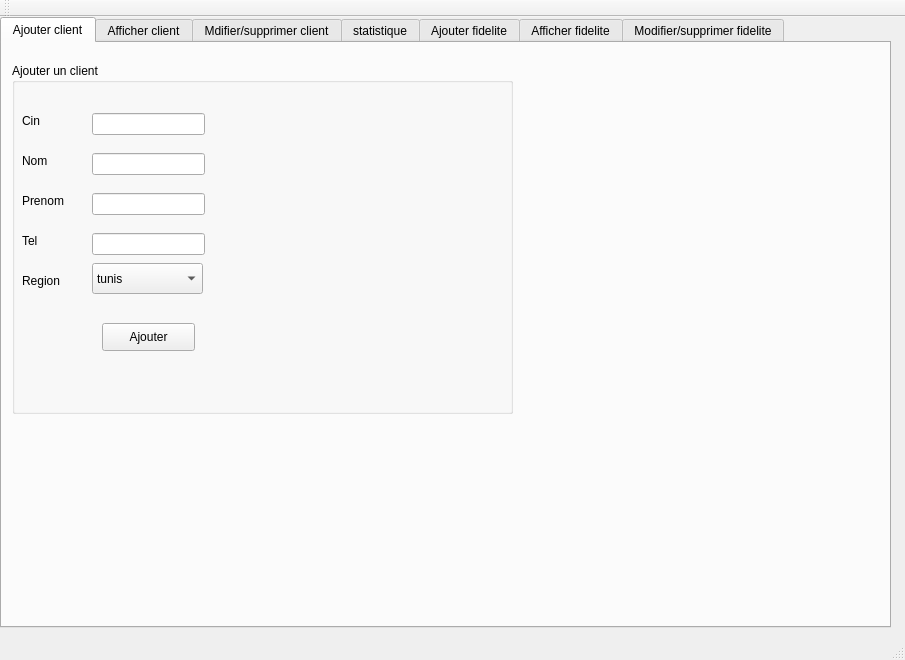
Before: the Qt Designer form mainwindow.ui in khaledg4g/print-office-c-, drawn with Qt 5.
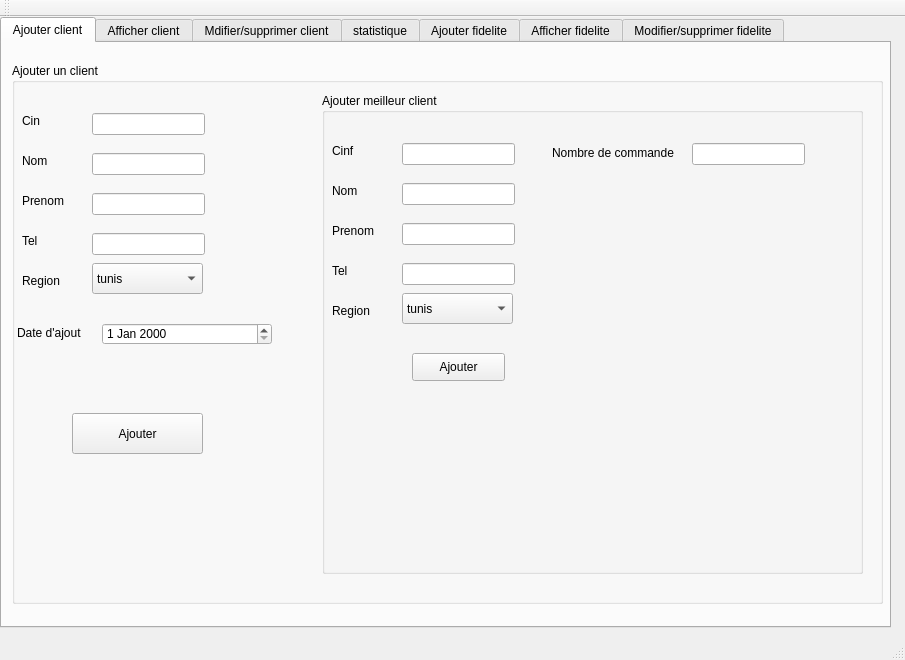
After: the same form once the commit is applied. The open tabs and pages were chosen to show the change.

```diff
--- a/mainwindow.ui
+++ b/mainwindow.ui
@@ -35,8 +35,8 @@
        <rect>
         <x>10</x>
         <y>20</y>
-        <width>501</width>
-        <height>351</height>
+        <width>871</width>
+        <height>541</height>
        </rect>
       </property>
       <property name="title">
@@ -117,10 +117,10 @@
       <widget class="QPushButton" name="pb_ajouter">
        <property name="geometry">
         <rect>
-         <x>90</x>
-         <y>260</y>
-         <width>93</width>
-         <height>28</height>
+         <x>60</x>
+         <y>350</y>
+         <width>131</width>
+         <height>41</height>
         </rect>
        </property>
        <property name="text">
@@ -193,6 +193,219 @@
         </property>
        </item>
       </widget>
+      <widget class="QDateEdit" name="date">
+       <property name="geometry">
+        <rect>
+         <x>90</x>
+         <y>260</y>
+         <width>170</width>
+         <height>22</height>
+        </rect>
+       </property>
+      </widget>
+      <widget class="QLabel" name="label_5">
+       <property name="geometry">
+        <rect>
+         <x>5</x>
+         <y>260</y>
+         <width>81</width>
+         <height>20</height>
+        </rect>
+       </property>
+       <property name="text">
+        <string>Date d'ajout</string>
+       </property>
+      </widget>
+      <widget class="QGroupBox" name="groupBox_10">
+       <property name="geometry">
+        <rect>
+         <x>310</x>
+         <y>30</y>
+         <width>541</width>
+         <height>481</height>
+        </rect>
+       </property>
+       <property name="title">
+        <string>Ajouter meilleur client</string>
+       </property>
+       <widget class="QLineEdit" name="le_cinf_3">
+        <property name="geometry">
+         <rect>
+          <x>80</x>
+          <y>50</y>
+          <width>113</width>
+          <height>22</height>
+         </rect>
+        </property>
+        <property name="text">
+         <string/>
+        </property>
+       </widget>
+       <widget class="QLineEdit" name="le_nomf_3">
+        <property name="geometry">
+         <rect>
+          <x>80</x>
+          <y>90</y>
+          <width>113</width>
+          <height>22</height>
+         </rect>
+        </property>
+       </widget>
+       <widget class="QLineEdit" name="le_prenomf_3">
+        <property name="geometry">
+         <rect>
+          <x>80</x>
+          <y>130</y>
+          <width>113</width>
+          <height>22</height>
+         </rect>
+        </property>
+       </widget>
+       <widget class="QLabel" name="label_26">
+        <property name="geometry">
+         <rect>
+          <x>10</x>
+          <y>50</y>
+          <width>56</width>
+          <height>16</height>
+         </rect>
+        </property>
+        <property name="text">
+         <string>Cinf</string>
+        </property>
+       </widget>
+       <widget class="QLabel" name="label_27">
+        <property name="geometry">
+         <rect>
+          <x>10</x>
+          <y>90</y>
+          <width>56</width>
+          <height>16</height>
+         </rect>
+        </property>
+        <property name="text">
+         <string>Nom</string>
+        </property>
+       </widget>
+       <widget class="QLabel" name="label_28">
+        <property name="geometry">
+         <rect>
+          <x>10</x>
+          <y>130</y>
+          <width>56</width>
+          <height>16</height>
+         </rect>
+        </property>
+        <property name="text">
+         <string>Prenom</string>
+        </property>
+       </widget>
+       <widget class="QPushButton" name="pb_ajouterf_2">
+        <property name="geometry">
+         <rect>
+          <x>90</x>
+          <y>260</y>
+          <width>93</width>
+          <height>28</height>
+         </rect>
+        </property>
+        <property name="text">
+         <string>Ajouter</string>
+        </property>
+       </widget>
+       <widget class="QLineEdit" name="le_telf_3">
+        <property name="geometry">
+         <rect>
+          <x>80</x>
+          <y>170</y>
+          <width>113</width>
+          <height>22</height>
+         </rect>
+        </property>
+       </widget>
+       <widget class="QLabel" name="label_29">
+        <property name="geometry">
+         <rect>
+          <x>10</x>
+          <y>170</y>
+          <width>56</width>
+          <height>16</height>
+         </rect>
+        </property>
+        <property name="text">
+         <string>Tel</string>
+        </property>
+       </widget>
+       <widget class="QLabel" name="label_30">
+        <property name="geometry">
+         <rect>
+          <x>10</x>
+          <y>210</y>
+          <width>56</width>
+          <height>16</height>
+         </rect>
+        </property>
+        <property name="text">
+         <string>Region</string>
+        </property>
+       </widget>
+       <widget class="QComboBox" name="le_regionf_3">
+        <property name="geometry">
+         <rect>
+          <x>80</x>
+          <y>200</y>
+          <width>111</width>
+          <height>31</height>
+         </rect>
+        </property>
+        <item>
+         <property name="text">
+          <string>tunis</string>
+         </property>
+        </item>
+        <item>
+         <property name="text">
+          <string>sousse</string>
+         </property>
+        </item>
+        <item>
+         <property name="text">
+          <string>nabeul</string>
+         </property>
+        </item>
+        <item>
+         <property name="text">
+          <string>sfax</string>
+         </property>
+        </item>
+       </widget>
+       <widget class="QLineEdit" name="le_nbcf_3">
+        <property name="geometry">
+         <rect>
+          <x>370</x>
+          <y>50</y>
+          <width>113</width>
+          <height>22</height>
+         </rect>
+        </property>
+        <property name="text">
+         <string/>
+        </property>
+       </widget>
+       <widget class="QLabel" name="label_31">
+        <property name="geometry">
+         <rect>
+          <x>230</x>
+          <y>50</y>
+          <width>131</width>
+          <height>20</height>
+         </rect>
+        </property>
+        <property name="text">
+         <string>Nombre de commande</string>
+        </property>
+       </widget>
+      </widget>
      </widget>
     </widget>
     <widget class="QWidget" name="tab_2">
@@ -536,108 +749,6 @@
         <height>261</height>
        </rect>
       </property>
-      <property name="title">
-       <string>Supprimer un client</string>
-      </property>
-      <widget class="QLabel" name="label_5">
-       <property name="geometry">
-        <rect>
-         <x>60</x>
-         <y>40</y>
-         <width>251</width>
-         <height>111</height>
-        </rect>
-       </property>
-       <property name="text">
-        <string>Voulez-vous vraiment supprimer cet client</string>
-       </property>
-      </widget>
-      <widget class="QPushButton" name="pushButton_5">
-       <property name="geometry">
-        <rect>
-         <x>100</x>
-         <y>120</y>
-         <width>61</width>
-         <height>31</height>
-        </rect>
-       </property>
-       <property name="text">
-        <string>Oui</string>
-       </property>
-      </widget>
-      <widget class="QPushButton" name="pushButton_6">
-       <property name="geometry">
-        <rect>
-         <x>170</x>
-         <y>120</y>
-         <width>61</width>
-         <height>31</height>
-        </rect>
-       </property>
-       <property name="text">
-        <string>Non</string>
-       </property>
-      </widget>
-     </widget>
-     <widget class="QTableWidget" name="tableWidget">
-      <property name="geometry">
-       <rect>
-        <x>10</x>
-        <y>300</y>
-        <width>481</width>
-        <height>231</height>
-       </rect>
-      </property>
-      <row>
-       <property name="text">
-        <string>client 1</string>
-       </property>
-      </row>
-      <row>
-       <property name="text">
-        <string>client 2</string>
-       </property>
-      </row>
-      <row>
-       <property name="text">
-        <string>client 3</string>
-       </property>
-      </row>
-      <row>
-       <property name="text">
-        <string>client 4</string>
-       </property>
-      </row>
-      <row>
-       <property name="text">
-        <string>client 5</string>
-       </property>
-      </row>
-      <row>
-       <property name="text">
-        <string>client 6</string>
-       </property>
-      </row>
-      <column>
-       <property name="text">
-        <string>Cin</string>
-       </property>
-      </column>
-      <column>
-       <property name="text">
-        <string>Nom</string>
-       </property>
-      </column>
-      <column>
-       <property name="text">
-        <string>Prenom</string>
-       </property>
-      </column>
-      <column>
-       <property name="text">
-        <string>Adresse</string>
-       </property>
-      </column>
      </widget>
     </widget>
     <widget class="QWidget" name="tab_5">
```
Left out of the diff: 86 changed lines with no effect on the pictures.
